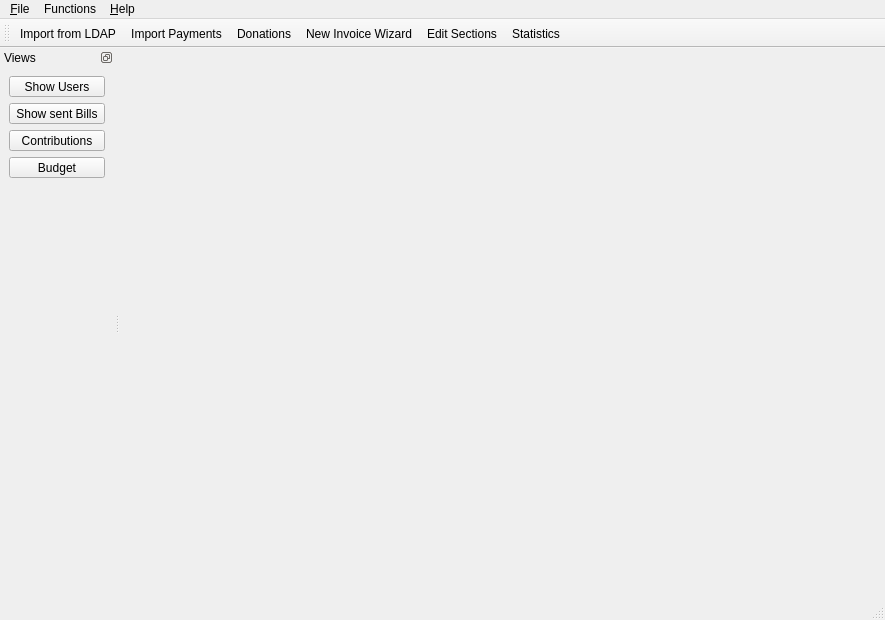
This is forms/PiTres.ui in LukyLuke/PiTres as Qt 5 draws it before an edit. The edited form follows.
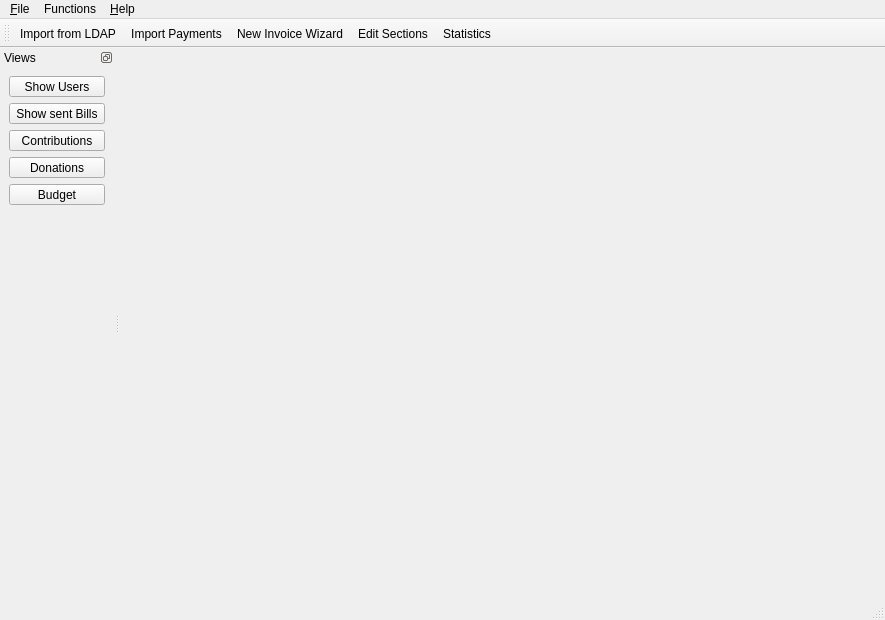
This is the edited form. Icons and pictures are not drawn.

Commit message: CSV-Import for Donations continued

The edit to the form file:
```diff
--- a/forms/PiTres.ui
+++ b/forms/PiTres.ui
@@ -94,7 +94,6 @@
    </attribute>
    <addaction name="actionFrom_LDAP"/>
    <addaction name="actionImport_Payments"/>
-   <addaction name="actionDonations"/>
    <addaction name="actionInvoiceWizard"/>
    <addaction name="actionEditSections"/>
    <addaction name="actionStatistics"/>
@@ -213,6 +212,32 @@
        </property>
       </widget>
      </item>
+     <item>
+      <widget class="QToolButton" name="donationButton">
+       <property name="sizePolicy">
+        <sizepolicy hsizetype="Expanding" vsizetype="Fixed">
+         <horstretch>0</horstretch>
+         <verstretch>0</verstretch>
+        </sizepolicy>
+       </property>
+       <property name="text">
+        <string>Donations</string>
+       </property>
+       <property name="icon">
+        <iconset resource="../PiTres.qrc">
+         <normaloff>:/icons/resources/icons/goldbars.png</normaloff>:/icons/resources/icons/goldbars.png</iconset>
+       </property>
+       <property name="iconSize">
+        <size>
+         <width>48</width>
+         <height>48</height>
+        </size>
+       </property>
+       <property name="toolButtonStyle">
+        <enum>Qt::ToolButtonTextUnderIcon</enum>
+       </property>
+      </widget>
+     </item>
      <item>
       <widget class="QToolButton" name="budgetButton">
        <property name="sizePolicy">
```
Left out of the diff: 18 changed lines with no effect on the pictures. The commit also changes 3 other files.
